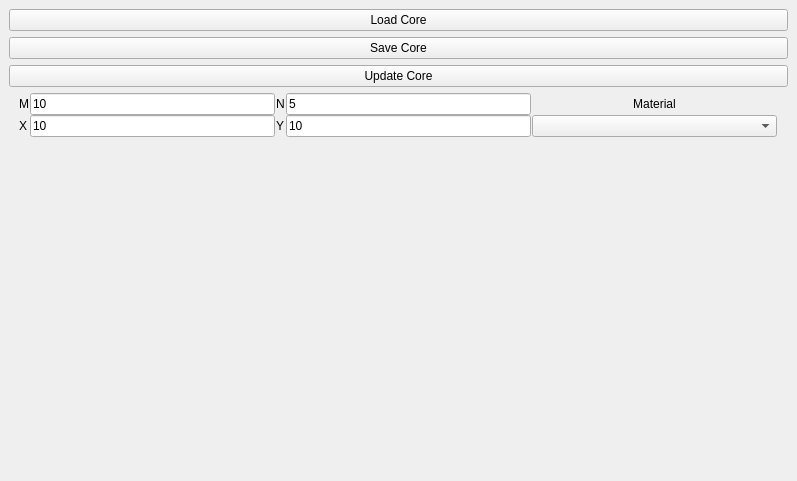
The window that corewidget.ui (bigorangenuke/NeutronDiffusion) describes before a commit, drawn with Qt 5.
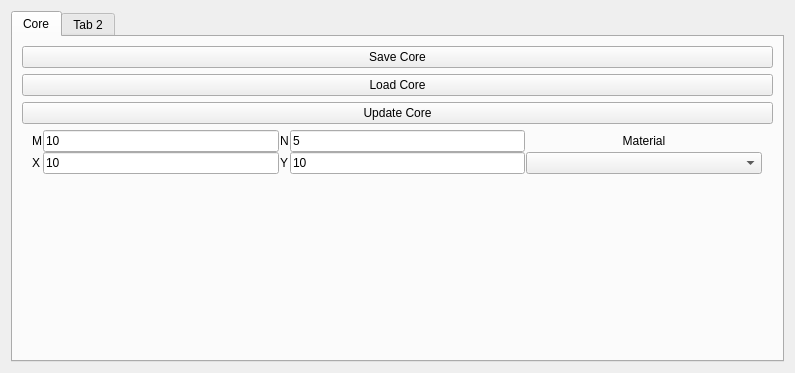
The same window after the commit.

```diff
--- a/corewidget.ui
+++ b/corewidget.ui
@@ -1,33 +1,26 @@
 <?xml version="1.0" encoding="UTF-8"?>
 <ui version="4.0">
- <class>coreDockWidget</class>
- <widget class="QDockWidget" name="coreDockWidget">
+ <class>Core</class>
+ <widget class="QWidget" name="Core">
   <property name="geometry">
    <rect>
     <x>0</x>
     <y>0</y>
-    <width>797</width>
-    <height>481</height>
+    <width>795</width>
+    <height>373</height>
    </rect>
   </property>
-  <property name="sizePolicy">
-   <sizepolicy hsizetype="Expanding" vsizetype="Expanding">
-    <horstretch>0</horstretch>
-    <verstretch>0</verstretch>
-   </sizepolicy>
-  </property>
   <property name="windowTitle">
    <string>Core</string>
   </property>
-  <widget class="QWidget" name="coreDockWidgetVerticalLayout">
    <layout class="QVBoxLayout" name="verticalLayout">
     <item>
-     <widget class="QPushButton" name="loadCorePushButton">
-      <property name="text">
-       <string>Load Core</string>
-      </property>
-     </widget>
-    </item>
+    <widget class="QTabWidget" name="tabWidget">
+     <widget class="QWidget" name="coreTab">
+      <attribute name="title">
+       <string>Core</string>
+      </attribute>
+      <layout class="QVBoxLayout" name="verticalLayout_2">
     <item>
      <widget class="QPushButton" name="saveCorePushButton">
       <property name="text">
@@ -35,6 +28,13 @@
       </property>
      </widget>
     </item>
+       <item>
+        <widget class="QPushButton" name="loadCorePushButton">
+         <property name="text">
+          <string>Load Core</string>
+         </property>
+        </widget>
+       </item>
     <item>
      <widget class="QPushButton" name="updateCorePushButton">
       <property name="text">
@@ -178,24 +178,21 @@
       <layout class="QGridLayout" name="gridLayout"/>
      </widget>
     </item>
-    <item>
-     <spacer name="verticalSpacer">
-      <property name="orientation">
-       <enum>Qt::Vertical</enum>
-      </property>
-      <property name="sizeType">
-       <enum>QSizePolicy::Expanding</enum>
-      </property>
-      <property name="sizeHint" stdset="0">
-       <size>
-        <width>20</width>
-        <height>40</height>
-       </size>
-      </property>
-     </spacer>
-    </item>
-   </layout>
-  </widget>
+      </layout>
+      <zorder>loadCorePushButton</zorder>
+      <zorder>widget</zorder>
+      <zorder>coreWidget</zorder>
+      <zorder>updateCorePushButton</zorder>
+      <zorder>saveCorePushButton</zorder>
+     </widget>
+     <widget class="QWidget" name="tab_2">
+      <attribute name="title">
+       <string>Tab 2</string>
+      </attribute>
+     </widget>
+    </widget>
+   </item>
+  </layout>
  </widget>
  <resources/>
  <connections/>
```
Left out of the diff: 2 changed lines with no effect on the pictures. Lines whose indentation alone changed are shown as unchanged.
